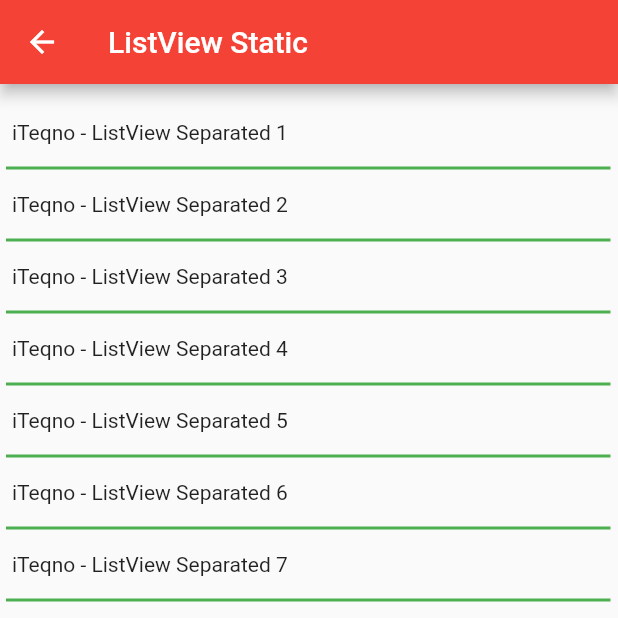
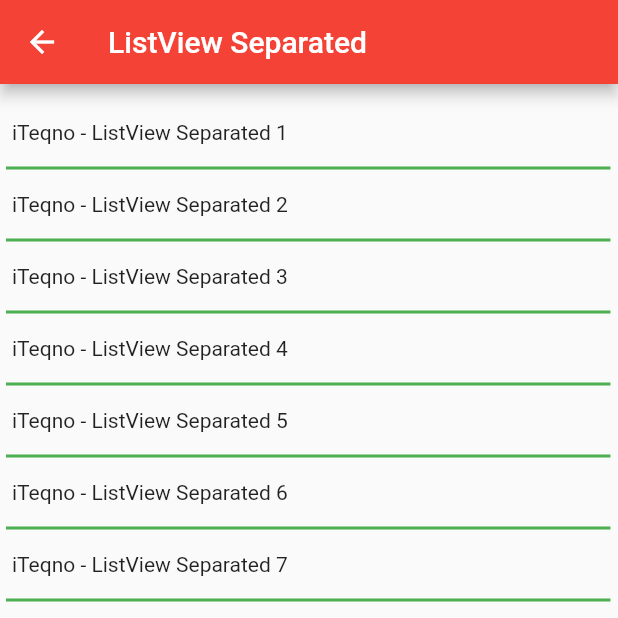
Before and after one commit to iteqno-id/flutter-listview, a Flutter app: the ListviewSeparatedScreen screen opened directly, on a phone screen of 412 x 824 dp, the top half of it. Run offline on Flutter 3.47's test engine with Material 2 defaults, Android fonts, the phone set to English and light mode, and no system bars.

Commit message:
add permission and fix title

```diff
--- a/lib/ui/listview_separated_screen.dart
+++ b/lib/ui/listview_separated_screen.dart
@@ -9,7 +9,7 @@ class ListviewSeparatedScreen extends StatelessWidget {
 
     return Scaffold(
       appBar: AppBar(
-        title: const Text('ListView Static'),
+        title: const Text('ListView Separated'),
       ),
       body: ListView.separated(
           padding: const EdgeInsets.symmetric(vertical: 16),
```
Also changed, not shown: 1 other file.
